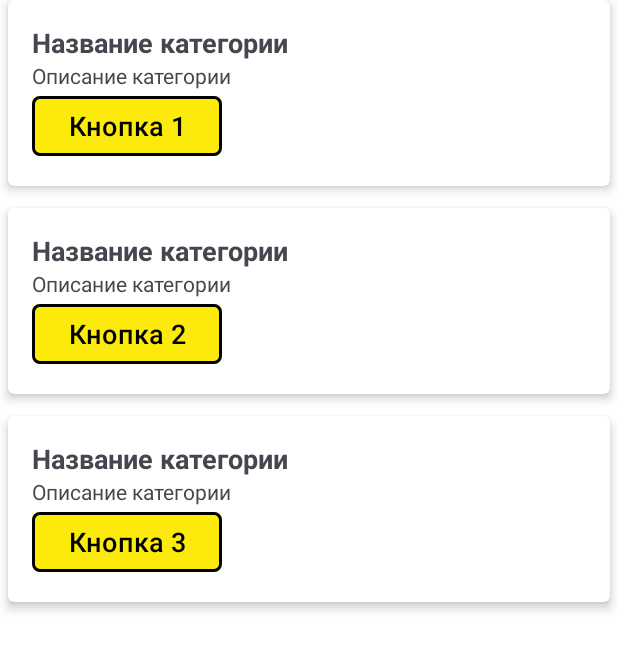
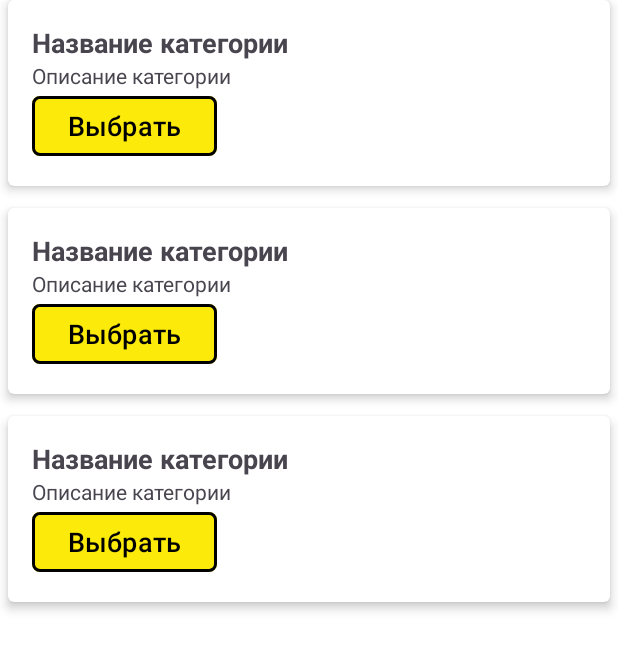
Before and after one commit to S0s0Combain/IvLineReporting, an Android app: the MainActivity screen opened directly, with no data from a screen before it, on a phone screen of 412 x 824 dp, the part 386-1057 px from its top. Run offline under Robolectric (Android 15) with nearby library versions, the phone set to English and light mode, and no system bars.

Commit message:
Изменена иконка приложения, добавлены строковые константы

```diff
--- a/app/src/main/res/layout/activity_main.xml
+++ b/app/src/main/res/layout/activity_main.xml
@@ -1,6 +1,11 @@
 <?xml version="1.0" encoding="utf-8"?>
-<androidx.constraintlayout.widget.ConstraintLayout xmlns:android="http://schemas.android.com/apk/res/android"
+<ScrollView xmlns:android="http://schemas.android.com/apk/res/android"
     xmlns:app="http://schemas.android.com/apk/res-auto"
+    android:layout_width="match_parent"
+    android:layout_height="match_parent"
+    android:fillViewport="true">
+
+    <androidx.constraintlayout.widget.ConstraintLayout
         android:id="@+id/main"
         android:layout_width="match_parent"
         android:layout_height="match_parent">
@@ -31,8 +36,7 @@
 
                 <ImageView
                     android:layout_width="wrap_content"
-                android:layout_height="wrap_content"
-                 />
+                    android:layout_height="wrap_content" />
 
                 <TextView
                     android:layout_width="wrap_content"
@@ -46,11 +50,12 @@
                     android:layout_height="wrap_content"
                     android:text="Описание категории"
                     android:textSize="14sp" />
+
                 <com.google.android.material.button.MaterialButton
+                    style="@style/AppButtonStyle"
                     android:layout_width="wrap_content"
                     android:layout_height="wrap_content"
-                style="@style/AppButtonStyle"
-                android:text="Кнопка 1"/>
+                    android:text="Выбрать" />
             </LinearLayout>
 
         </androidx.cardview.widget.CardView>
@@ -91,7 +96,7 @@
                     style="@style/AppButtonStyle"
                     android:layout_width="wrap_content"
                     android:layout_height="wrap_content"
-                android:text="Кнопка 2"/>
+                    android:text="Выбрать" />
             </LinearLayout>
 
         </androidx.cardview.widget.CardView>
@@ -131,8 +136,9 @@
                     style="@style/AppButtonStyle"
                     android:layout_width="wrap_content"
                     android:layout_height="wrap_content"
-                android:text="Кнопка 3"/>
+                    android:text="@string/select" />
             </LinearLayout>
 
         </androidx.cardview.widget.CardView>
     </androidx.constraintlayout.widget.ConstraintLayout>
+</ScrollView>
--- a/app/src/main/res/values/strings.xml
+++ b/app/src/main/res/values/strings.xml
@@ -3,4 +3,5 @@
     <string name="login">Логин</string>
     <string name="password">Пароль</string>
     <string name="enter">Войти</string>
+    <string name="select">Выбрать</string>
 </resources>
```
Also changed, not shown: app/src/main/res/layout/activity_login.xml (+13 -7 lines), app/src/main/ic_launcher-playstore.png, app/src/main/res/mipmap-hdpi/ic_launcher.webp, app/src/main/res/mipmap-hdpi/ic_launcher_foreground.webp, app/src/main/res/mipmap-hdpi/ic_launcher_round.webp, app/src/main/res/mipmap-mdpi/ic_launcher.webp, app/src/main/res/mipmap-mdpi/ic_launcher_foreground.webp, app/src/main/res/mipmap-mdpi/ic_launcher_round.webp, app/src/main/res/mipmap-xhdpi/ic_launcher.webp, app/src/main/res/mipmap-xhdpi/ic_launcher_foreground.webp, app/src/main/res/mipmap-xhdpi/ic_launcher_round.webp, app/src/main/res/mipmap-xxhdpi/ic_launcher.webp, app/src/main/res/mipmap-xxhdpi/ic_launcher_foreground.webp, app/src/main/res/mipmap-xxhdpi/ic_launcher_round.webp, 3 more files. Lines whose indentation alone changed are shown as unchanged.
